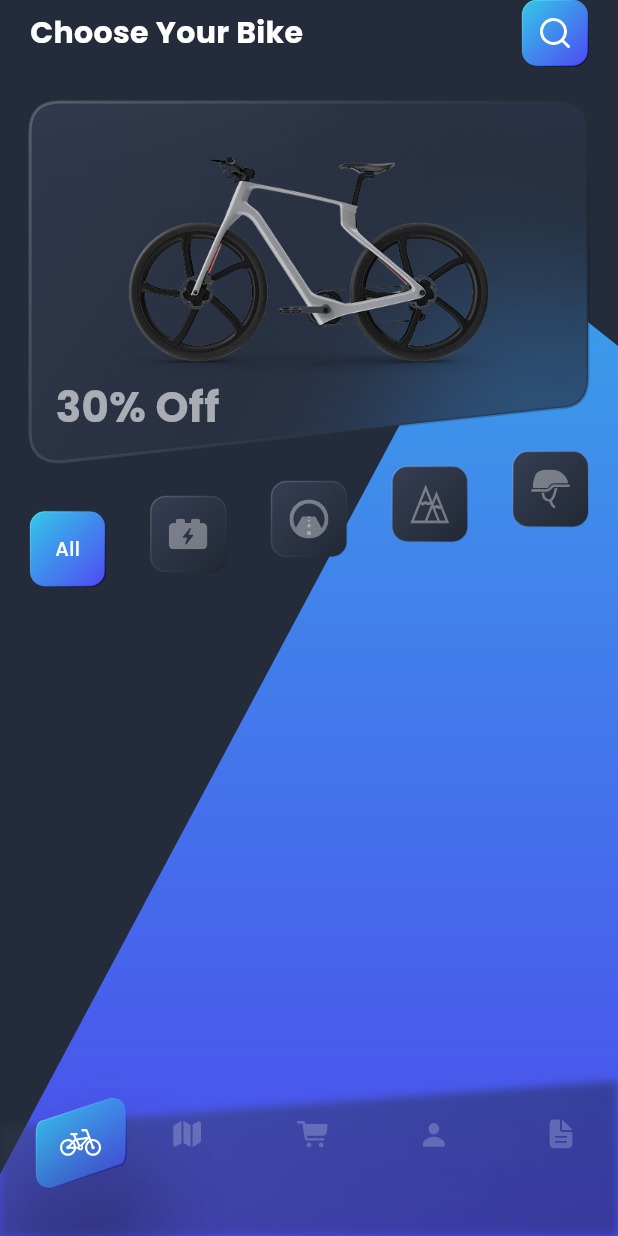
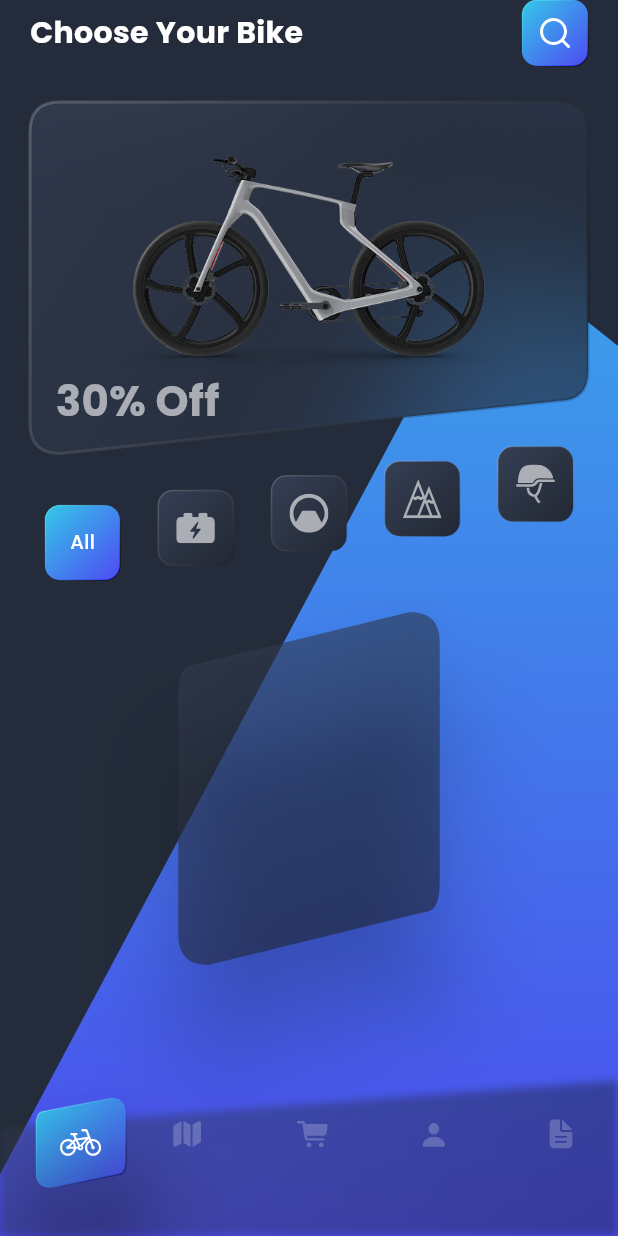
Before and after one commit to jabguru/Bike-Shopping, a Flutter app: the screen it shows after launch, on a phone screen of 412 x 824 dp. Run offline on Flutter 3.47's test engine with Material 3 defaults, Android fonts, the phone set to English and light mode, and no system bars; our stand-ins replace flutter_svg, vector_graphics.

Commit message:
started working on listing

```diff
--- a/lib/screens/home.dart
+++ b/lib/screens/home.dart
@@ -1,8 +1,10 @@
 import 'package:bike_shopping/gen/assets.gen.dart';
 import 'package:bike_shopping/theme/colors.dart';
+import 'package:bike_shopping/theme/theme.dart';
 import 'package:bike_shopping/widgets/bottom_nav_bar.dart';
 import 'package:bike_shopping/widgets/button.dart';
 import 'package:bike_shopping/widgets/category.dart';
+import 'package:bike_shopping/widgets/custom_container.dart';
 import 'package:bike_shopping/widgets/custom_scaffold.dart';
 import 'package:bike_shopping/widgets/featured_bike.dart';
 import 'package:bike_shopping/widgets/space.dart';
@@ -45,7 +47,21 @@ class HomeScreen extends StatelessWidget {
                   VerticalSpacing(24.0),
                   Expanded(
                     child: SingleChildScrollView(
-                      child: Column(children: [FeaturedBike(), Categories()]),
+                      child: Column(
+                        children: [
+                          FeaturedBike(),
+                          Categories(),
+                          CustomContainer(
+                            height: eqH(context, 241.0),
+                            width: eqW(context, 165.0),
+                            radius: 20.0,
+                            gradient: AppTheme.greyBlueGradient.withOpacity(
+                              0.6,
+                            ),
+                            child: Column(children: []),
+                          ),
+                        ],
+                      ),
                     ),
                   ),
                 ],
--- a/lib/widgets/bottom_nav_bar.dart
+++ b/lib/widgets/bottom_nav_bar.dart
@@ -88,6 +88,7 @@ class _BottomNavBarState extends State<BottomNavBar>
                 child: CustomContainer(
                   hasStroke: true,
                   isCentered: true,
+                  radius: 10.0,
                   gradient: AppTheme.linearGradient,
                   child: _getSelectedIcon().svg(
                     colorFilter: ColorFilter.mode(
--- a/lib/widgets/category.dart
+++ b/lib/widgets/category.dart
@@ -19,14 +19,16 @@ class _CategoriesState extends State<Categories> {
 
   @override
   Widget build(BuildContext context) {
-    return SizedBox(
-      height: 99.0,
+    return Padding(
+      padding: const EdgeInsets.symmetric(horizontal: 10.0),
+      child: SizedBox(
+        height: eqH(context, 99.0),
         child: Stack(
           clipBehavior: Clip.none,
           children: [
             Positioned(
-            top: -14.0,
-            width: MediaQuery.sizeOf(context).width - 40.0,
+              top: -eqH(context, 14.0),
+              width: MediaQuery.sizeOf(context).width - 60.0,
               child: Row(
                 mainAxisAlignment: MainAxisAlignment.spaceBetween,
                 crossAxisAlignment: CrossAxisAlignment.end,
@@ -44,6 +46,7 @@ class _CategoriesState extends State<Categories> {
               ),
             ),
           ],
+        ),
       ),
     );
   }
@@ -110,7 +113,7 @@ class CategoryIcon extends StatelessWidget {
           strokeOpacity: isSelected ? 0.6 : 0.2,
           child: Center(child: child),
         ),
-        VerticalSpacing(Category.values.indexOf(category) * 10),
+        VerticalSpacing(Category.values.indexOf(category) * eqH(context, 10.0)),
       ],
     );
   }
--- a/lib/widgets/custom_container.dart
+++ b/lib/widgets/custom_container.dart
@@ -13,6 +13,7 @@ class CustomContainer extends StatelessWidget {
     this.hasStroke = false,
     this.isCentered = false,
     this.isBlur = false,
+    required this.radius,
     required this.child,
     required this.gradient,
   });
@@ -24,6 +25,7 @@ class CustomContainer extends StatelessWidget {
   final bool isCentered;
   final bool isBlur;
   final LinearGradient gradient;
+  final double radius;
 
   @override
   Widget build(BuildContext context) {
@@ -34,6 +36,7 @@ class CustomContainer extends StatelessWidget {
           ClipPath(
             clipper: CustomContainerClipper(
               isBottomRightSkew: isBottomRightSkew,
+              radius: radius,
             ),
             child: BackdropFilter(
               filter: ImageFilter.blur(sigmaX: 50.0, sigmaY: 50.0),
@@ -49,15 +52,19 @@ class CustomContainer extends StatelessWidget {
             if (!isBlur)
               CustomPaint(
                 painter: isBottomRightSkew
-                    ? BottomRightSkewPainter()
-                    : FullSkewPainter(gradient: gradient),
+                    ? BottomRightSkewPainter(radius: radius)
+                    : FullSkewPainter(gradient: gradient, radius: radius),
                 size: Size(width, height),
               ),
             if (hasStroke)
               CustomPaint(
                 painter: isBottomRightSkew
-                    ? BottomRightSkewPainter(isStroke: true)
-                    : FullSkewPainter(isStroke: true, gradient: gradient),
+                    ? BottomRightSkewPainter(isStroke: true, radius: radius)
+                    : FullSkewPainter(
+                        isStroke: true,
+                        gradient: gradient,
+                        radius: radius,
+                      ),
                 size: Size(width, height),
               ),
           ],
@@ -69,13 +76,18 @@ class CustomContainer extends StatelessWidget {
 }
 
 class FullSkewPainter extends CustomPainter {
-  const FullSkewPainter({this.isStroke = false, required this.gradient});
+  const FullSkewPainter({
+    this.isStroke = false,
+    required this.gradient,
+    required this.radius,
+  });
   final bool isStroke;
   final LinearGradient gradient;
+  final double radius;
 
   @override
   void paint(Canvas canvas, Size size) {
-    Path path = CustomPaths.fullSkewPath(size);
+    Path path = CustomPaths.fullSkewPath(size, radius);
 
     if (isStroke) {
       final paint = Paint()
@@ -93,6 +105,7 @@ class FullSkewPainter extends CustomPainter {
           Rect.fromLTWH(0, 0, size.width, size.height),
         );
       canvas.drawPath(path, fillPaint);
+
       canvas.drawShadow(
         path,
         AppColors.shadow.withValues(alpha: .60),
@@ -109,12 +122,13 @@ class FullSkewPainter extends CustomPainter {
 }
 
 class BottomRightSkewPainter extends CustomPainter {
-  const BottomRightSkewPainter({this.isStroke = false});
+  const BottomRightSkewPainter({this.isStroke = false, required this.radius});
   final bool isStroke;
+  final double radius;
 
   @override
   void paint(Canvas canvas, Size size) {
-    Path path = CustomPaths.bottomRightKewPath(size);
+    Path path = CustomPaths.bottomRightKewPath(size, radius);
 
     if (isStroke) {
       LinearGradient strokeGradient = LinearGradient(
@@ -154,16 +168,20 @@ class BottomRightSkewPainter extends CustomPainter {
 }
 
 class CustomContainerClipper extends CustomClipper<Path> {
+  CustomContainerClipper({
+    required this.isBottomRightSkew,
+    required this.radius,
+  });
+
   final bool isBottomRightSkew;
-
-  CustomContainerClipper({required this.isBottomRightSkew});
+  final double radius;
 
   @override
   Path getClip(Size size) {
     if (isBottomRightSkew) {
-      return CustomPaths.bottomRightKewPath(size);
+      return CustomPaths.bottomRightKewPath(size, radius);
     } else {
-      return CustomPaths.fullSkewPath(size);
+      return CustomPaths.fullSkewPath(size, radius);
     }
   }
 
@@ -172,8 +190,8 @@ class CustomContainerClipper extends CustomClipper<Path> {
 }
 
 class CustomPaths {
-  static Path bottomRightKewPath(Size size) {
-    final radius = 20.0;
+  static Path bottomRightKewPath(Size size, double radius) {
+    // final radius = 20.0;
     final path = Path()
       ..moveTo(radius, 0)
       ..lineTo(size.width - radius, 0)
@@ -193,21 +211,21 @@ class CustomPaths {
     return path;
   }
 
-  static Path fullSkewPath(Size size) {
-    final radius = 10.0;
+  static Path fullSkewPath(Size size, double radius) {
+    // final radius = 10.0;
     final path = Path()
       ..moveTo(radius, size.height)
-      ..lineTo(size.width - radius + 5, size.height * 0.75)
+      ..lineTo(size.width - radius + (radius / 2), size.height * 0.85)
       ..quadraticBezierTo(
         size.width,
-        size.height * 0.75,
+        size.height * 0.85,
         size.width,
-        size.height * 0.75 - radius,
+        size.height * 0.85 - radius,
       )
       ..lineTo(size.width, radius)
       ..quadraticBezierTo(size.width, 0, size.width - radius, 0)
-      ..lineTo(radius - 5, size.height * 0.25)
-      ..quadraticBezierTo(0, size.height * 0.25, 0, size.height * 0.25 + radius)
+      ..lineTo(radius - (radius / 2), size.height * 0.15)
+      ..quadraticBezierTo(0, size.height * 0.15, 0, size.height * 0.15 + radius)
       ..lineTo(0, size.height - radius)
       ..quadraticBezierTo(0, size.height, radius, size.height)
       ..close();
--- a/lib/widgets/featured_bike.dart
+++ b/lib/widgets/featured_bike.dart
@@ -2,6 +2,7 @@ import 'package:bike_shopping/gen/assets.gen.dart';
 import 'package:bike_shopping/theme/colors.dart';
 import 'package:bike_shopping/theme/theme.dart';
 import 'package:bike_shopping/widgets/custom_container.dart';
+import 'package:bike_shopping/widgets/space.dart';
 import 'package:flutter/material.dart';
 
 class FeaturedBike extends StatelessWidget {
@@ -12,16 +13,19 @@ class FeaturedBike extends StatelessWidget {
     return CustomContainer(
       width: double.infinity,
       gradient: AppTheme.greyBlueGradient.withOpacity(0.6),
-      height: 240.0,
+      height: eqH(context, 240.0),
       isBottomRightSkew: true,
       hasStroke: true,
       isBlur: true,
+      radius: 20.0,
       child: Padding(
         padding: const EdgeInsets.fromLTRB(17.0, 30.0, 17.0, 24.0),
         child: Column(
           crossAxisAlignment: CrossAxisAlignment.start,
           children: [
-            Center(child: Assets.images.bike1.image(height: 153.0)),
+            Center(
+              child: Assets.images.bike1.image(height: eqH(context, 153.0)),
+            ),
             Text(
               "30% Off",
               style: TextStyle(
--- a/lib/widgets/space.dart
+++ b/lib/widgets/space.dart
@@ -19,3 +19,15 @@ class VerticalSpacing extends StatelessWidget {
     return SizedBox(height: height);
   }
 }
+
+double eqH(BuildContext context, double height) {
+  double heightInDesign = 844.0;
+  double screenHeight = MediaQuery.sizeOf(context).height;
+  return (height / heightInDesign) * screenHeight;
+}
+
+double eqW(BuildContext context, double width) {
+  double widthInDesign = 390.0;
+  double screenWidth = MediaQuery.sizeOf(context).width;
+  return (width / widthInDesign) * screenWidth;
+}
```
Also changed, not shown: assets/images/icons/accessory.svg, assets/images/icons/electric.svg, assets/images/icons/heart-selected.svg (added), assets/images/icons/heart.svg (added), assets/images/icons/mountain.svg, assets/images/icons/road.svg. Lines whose indentation alone changed are shown as unchanged.
